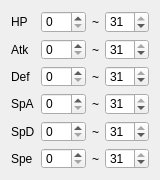
The window that Forms/Controls/IVFilter.ui (Admiral-Fish/PokeFinder) describes before a commit, drawn with Qt 5.
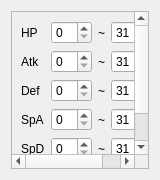
The same window after the commit. Custom widgets are drawn as their Qt base class.

Commit message: Put filters in scroll areas

```diff
--- a/Forms/Controls/IVFilter.ui
+++ b/Forms/Controls/IVFilter.ui
@@ -21,6 +21,27 @@
   </property>
   <layout class="QGridLayout" name="gridLayout">
    <item row="0" column="0">
+    <widget class="QScrollArea" name="scrollArea">
+     <property name="sizePolicy">
+      <sizepolicy hsizetype="Minimum" vsizetype="Expanding">
+       <horstretch>0</horstretch>
+       <verstretch>0</verstretch>
+      </sizepolicy>
+     </property>
+     <property name="widgetResizable">
+      <bool>true</bool>
+     </property>
+     <widget class="QWidget" name="scrollAreaWidgetContents">
+      <property name="geometry">
+       <rect>
+        <x>0</x>
+        <y>0</y>
+        <width>141</width>
+        <height>186</height>
+       </rect>
+      </property>
+      <layout class="QGridLayout" name="gridLayout_2">
+       <item row="0" column="0">
     <widget class="Label" name="labelHP">
      <property name="sizePolicy">
       <sizepolicy hsizetype="Fixed" vsizetype="Preferred">
@@ -286,6 +307,10 @@
    </item>
   </layout>
  </widget>
+    </widget>
+   </item>
+  </layout>
+ </widget>
  <customwidgets>
   <customwidget>
    <class>Label</class>
```
Left out of the diff: 113 changed lines with no effect on the pictures. Lines whose indentation alone changed are shown as unchanged. The commit also changes 1 other file.
